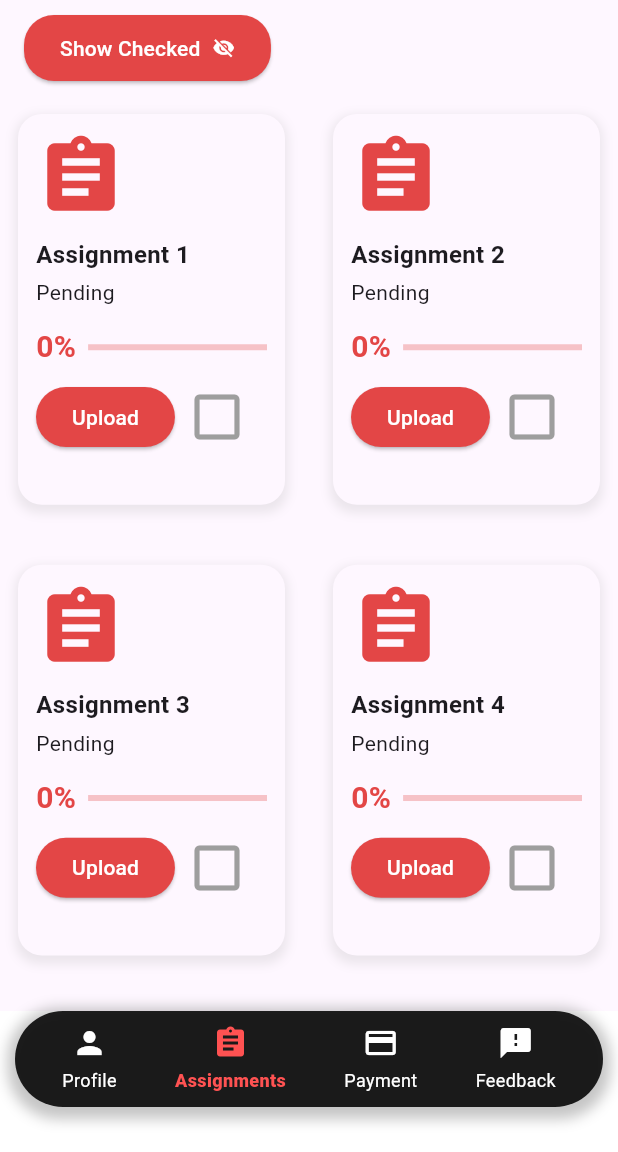
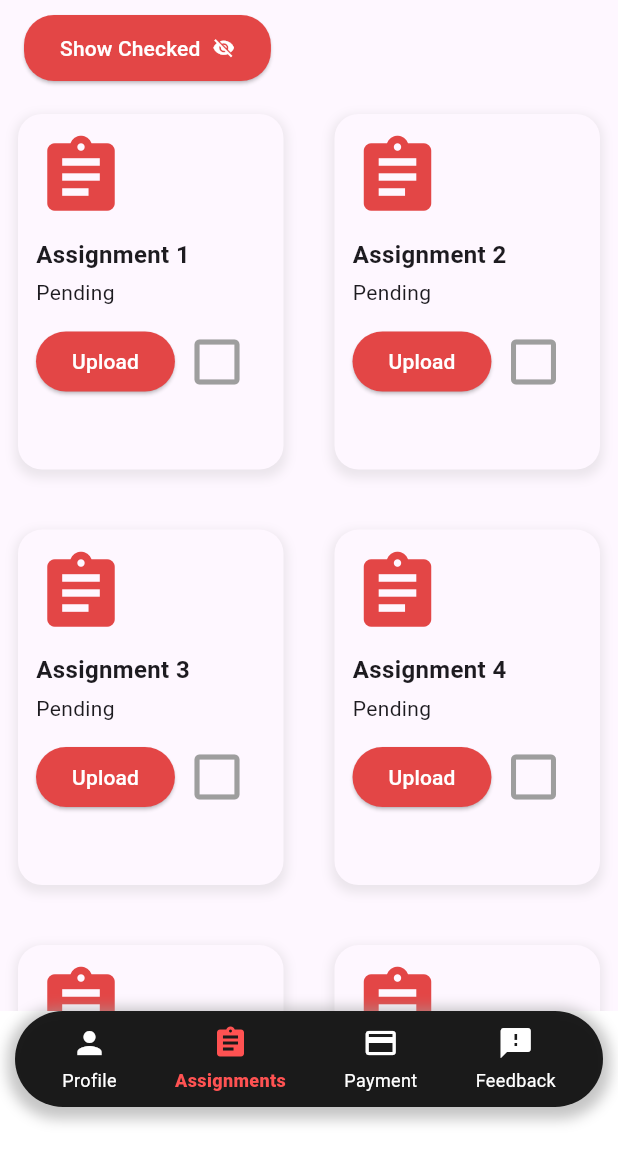
Before and after one commit to Ishan-Hegde/CRCE_Connex_App, a Flutter app: the screen it shows once a user with an empty profile is signed in, item 2 of the bottom bar chosen, on a phone screen of 412 x 824 dp, the part 84-1236 px from its top. Run offline on Flutter 3.47's test engine with Material 3 defaults, Android fonts, the phone set to English and light mode, and no system bars; our stand-ins replace file_picker, firebase_auth, firebase_core, google_fonts; missing offline and left inert: upi_india; accounts and stored records are empty.

Commit message:
progress removed from assignment page

```diff
--- a/lib/routes.dart
+++ b/lib/routes.dart
@@ -1,6 +1,5 @@
 import 'package:crce_connex/screens/payment_page/view.dart';
 import 'package:flutter/material.dart';
-import 'screens/app_05/view.dart';
 import 'screens/assignment_section/view.dart';
 import 'screens/feedback_section/view.dart';
 
@@ -10,7 +9,6 @@ class Routes {
       '/feedback_section': (context) => const FeedbackPage(),
       // Specify the import path for FeedbackPage
       '/payment_page': (context) => const PaymentPage(),
-      '/app05': (context) => const App05(),
       '/assignment_section': (context) => const AssignmentPg(),
     };
   }
--- a/lib/screens/assignment_section/view.dart
+++ b/lib/screens/assignment_section/view.dart
@@ -21,25 +21,13 @@ class Item {
   IconData icon;
   String title;
   String description;
-  int _progress;
-  late Function(int) onProgressChanged;
   bool isDone = false;
 
   Item({
     required this.icon,
     required this.title,
     required this.description,
-    required int progress,
-  }) : _progress = progress;
-
-  int get progress => _progress;
-
-  setProgress(int value) {
-    if (value >= 0 && value <= 100) {
-      _progress = value;
-      onProgressChanged(value);
-    }
-  }
+  });
 }
 
 class AssignmentUI extends State<AssignmentPg> {
@@ -50,7 +38,6 @@ class AssignmentUI extends State<AssignmentPg> {
       icon: Icons.assignment,
       title: 'Assignment ${index + 1}',
       description: 'Pending',
-      progress: 0,
     ),
   );
 
@@ -186,9 +173,9 @@ class AssignmentUI extends State<AssignmentPg> {
                 shrinkWrap: true,
                 gridDelegate: const SliverGridDelegateWithFixedCrossAxisCount(
                   crossAxisCount: 2,
-                  crossAxisSpacing: 8.0,
+                  crossAxisSpacing: 10.0,
                   mainAxisSpacing: 16.0,
-                  childAspectRatio: 0.71,
+                  childAspectRatio: 0.77,
                 ),
                 itemCount: filteredItems.length,
                 itemBuilder: (context, index) {
@@ -248,30 +235,6 @@ class AssignmentUI extends State<AssignmentPg> {
           const SizedBox(height: 12),
           Row(
             children: [
-              Text(
-                '${item.progress}%',
-                style: const TextStyle(
-                  fontWeight: FontWeight.bold,
-                  fontSize: 20,
-                  color: Color.fromARGB(255, 227, 70, 70),
-                ),
-              ),
-              const SizedBox(width: 8),
-              Expanded(
-                child: LinearProgressIndicator(
-                  value: item.progress / 100,
-                  backgroundColor:
-                      const Color.fromARGB(255, 227, 70, 70).withOpacity(0.3),
-                  valueColor: const AlwaysStoppedAnimation<Color>(
-                    Color.fromARGB(255, 227, 70, 70),
-                  ),
-                ),
-              ),
-            ],
-          ),
-          const SizedBox(height: 8),
-          Row(
-            children: [
               ElevatedButton(
                 onPressed: _openFileExplorer,
                 style: ElevatedButton.styleFrom(
```
Also changed, not shown: lib/screens/app_05/view.dart (deleted, +0 -123 lines).
